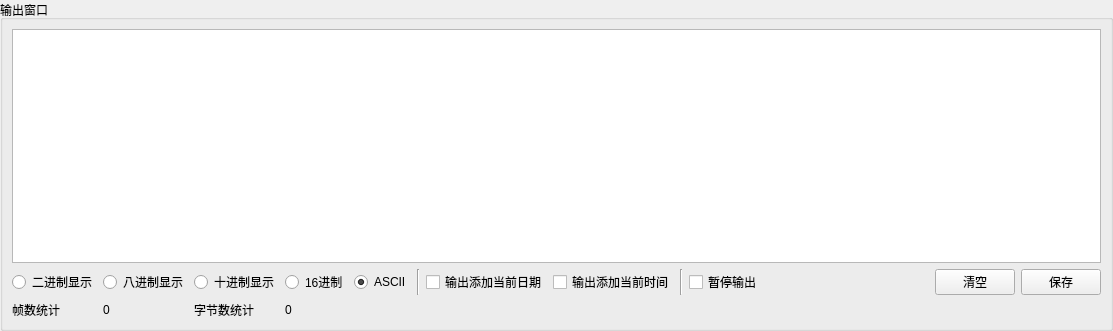
The window that src/ui/common/outputwindow.ui (x-tools-author/x-tools) describes before a commit, drawn with Qt 5.
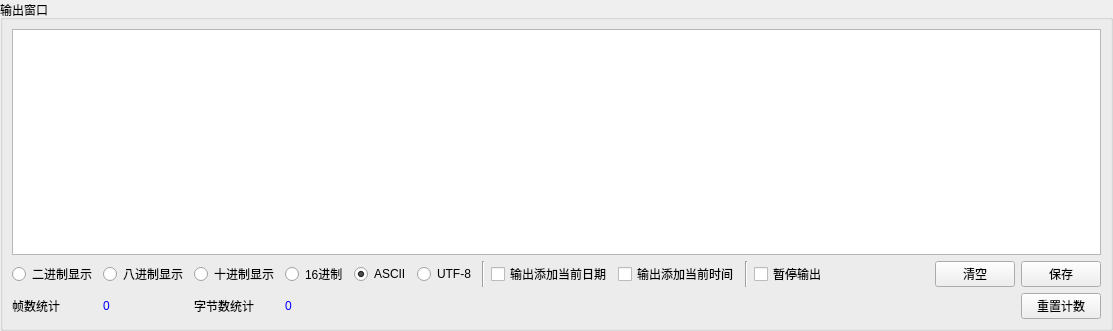
The same window after the commit.

```diff
--- a/src/ui/common/outputwindow.ui
+++ b/src/ui/common/outputwindow.ui
@@ -35,6 +35,17 @@
       <string>输出窗口</string>
      </property>
      <layout class="QGridLayout" name="gridLayout">
+      <item row="0" column="0" colspan="14">
+       <widget class="QTextBrowser" name="textBrowser">
+        <property name="html">
+         <string>&lt;!DOCTYPE HTML PUBLIC &quot;-//W3C//DTD HTML 4.0//EN&quot; &quot;http://www.w3.org/TR/REC-html40/strict.dtd&quot;&gt;
+&lt;html&gt;&lt;head&gt;&lt;meta name=&quot;qrichtext&quot; content=&quot;1&quot; /&gt;&lt;style type=&quot;text/css&quot;&gt;
+p, li { white-space: pre-wrap; }
+&lt;/style&gt;&lt;/head&gt;&lt;body style=&quot; font-family:'SimSun'; font-size:9pt; font-weight:400; font-style:normal;&quot;&gt;
+&lt;p style=&quot;-qt-paragraph-type:empty; margin-top:0px; margin-bottom:0px; margin-left:0px; margin-right:0px; -qt-block-indent:0; text-indent:0px;&quot;&gt;&lt;br /&gt;&lt;/p&gt;&lt;/body&gt;&lt;/html&gt;</string>
+        </property>
+       </widget>
+      </item>
       <item row="1" column="1">
        <widget class="QRadioButton" name="radioButton_oct">
         <property name="text">
@@ -42,6 +53,46 @@
         </property>
        </widget>
       </item>
+      <item row="1" column="8">
+       <widget class="QCheckBox" name="checkBox_time">
+        <property name="text">
+         <string>输出添加当前时间</string>
+        </property>
+       </widget>
+      </item>
+      <item row="1" column="3">
+       <widget class="QRadioButton" name="radioButton_hex">
+        <property name="text">
+         <string>16进制</string>
+        </property>
+       </widget>
+      </item>
+      <item row="2" column="3">
+       <widget class="QLabel" name="label_bytes">
+        <property name="styleSheet">
+         <string notr="true">QLabel{
+	color:blue;
+}</string>
+        </property>
+        <property name="text">
+         <string>0</string>
+        </property>
+       </widget>
+      </item>
+      <item row="1" column="10">
+       <widget class="QCheckBox" name="checkBox_pause">
+        <property name="text">
+         <string>暂停输出</string>
+        </property>
+       </widget>
+      </item>
+      <item row="1" column="9">
+       <widget class="Line" name="line_2">
+        <property name="orientation">
+         <enum>Qt::Vertical</enum>
+        </property>
+       </widget>
+      </item>
       <item row="1" column="4">
        <widget class="QRadioButton" name="radioButton_ascii">
         <property name="text">
@@ -52,10 +103,22 @@
         </property>
        </widget>
       </item>
-      <item row="1" column="6">
-       <widget class="QCheckBox" name="checkBox_date">
+      <item row="2" column="0">
+       <widget class="QLabel" name="label">
         <property name="text">
-         <string>输出添加当前日期</string>
+         <string>帧数统计</string>
+        </property>
+       </widget>
+      </item>
+      <item row="2" column="1">
+       <widget class="QLabel" name="label_frame">
+        <property name="styleSheet">
+         <string notr="true">QLabel{
+	color:blue;
+}</string>
+        </property>
+        <property name="text">
+         <string>0</string>
         </property>
        </widget>
       </item>
@@ -66,6 +129,34 @@
         </property>
        </widget>
       </item>
+      <item row="2" column="2">
+       <widget class="QLabel" name="label_3">
+        <property name="text">
+         <string>字节数统计</string>
+        </property>
+       </widget>
+      </item>
+      <item row="1" column="13">
+       <widget class="QPushButton" name="pushButton_save">
+        <property name="text">
+         <string>保存</string>
+        </property>
+       </widget>
+      </item>
+      <item row="1" column="7">
+       <widget class="QCheckBox" name="checkBox_date">
+        <property name="text">
+         <string>输出添加当前日期</string>
+        </property>
+       </widget>
+      </item>
+      <item row="1" column="12">
+       <widget class="QPushButton" name="pushButton">
+        <property name="text">
+         <string>清空</string>
+        </property>
+       </widget>
+      </item>
       <item row="1" column="0">
        <widget class="QRadioButton" name="radioButton_bin">
         <property name="text">
@@ -73,14 +164,14 @@
         </property>
        </widget>
       </item>
-      <item row="2" column="3">
-       <widget class="QLabel" name="label_bytes">
-        <property name="text">
-         <string>0</string>
+      <item row="1" column="6">
+       <widget class="Line" name="line">
+        <property name="orientation">
+         <enum>Qt::Vertical</enum>
         </property>
        </widget>
       </item>
-      <item row="1" column="10">
+      <item row="1" column="11">
        <spacer name="horizontalSpacer">
         <property name="orientation">
          <enum>Qt::Horizontal</enum>
@@ -93,84 +184,17 @@
         </property>
        </spacer>
       </item>
+      <item row="2" column="13">
+       <widget class="QPushButton" name="pushButton_resetCount">
+        <property name="text">
+         <string>重置计数</string>
+        </property>
+       </widget>
+      </item>
       <item row="1" column="5">
-       <widget class="Line" name="line">
-        <property name="orientation">
-         <enum>Qt::Vertical</enum>
-        </property>
-       </widget>
-      </item>
-      <item row="0" column="0" colspan="13">
-       <widget class="QTextBrowser" name="textBrowser">
-        <property name="html">
-         <string>&lt;!DOCTYPE HTML PUBLIC &quot;-//W3C//DTD HTML 4.0//EN&quot; &quot;http://www.w3.org/TR/REC-html40/strict.dtd&quot;&gt;
-&lt;html&gt;&lt;head&gt;&lt;meta name=&quot;qrichtext&quot; content=&quot;1&quot; /&gt;&lt;style type=&quot;text/css&quot;&gt;
-p, li { white-space: pre-wrap; }
-&lt;/style&gt;&lt;/head&gt;&lt;body style=&quot; font-family:'SimSun'; font-size:9pt; font-weight:400; font-style:normal;&quot;&gt;
-&lt;p style=&quot;-qt-paragraph-type:empty; margin-top:0px; margin-bottom:0px; margin-left:0px; margin-right:0px; -qt-block-indent:0; text-indent:0px;&quot;&gt;&lt;br /&gt;&lt;/p&gt;&lt;/body&gt;&lt;/html&gt;</string>
-        </property>
-       </widget>
-      </item>
-      <item row="2" column="2">
-       <widget class="QLabel" name="label_3">
+       <widget class="QRadioButton" name="radioButton_utf8">
         <property name="text">
-         <string>字节数统计</string>
-        </property>
-       </widget>
-      </item>
-      <item row="1" column="3">
-       <widget class="QRadioButton" name="radioButton_hex">
-        <property name="text">
-         <string>16进制</string>
-        </property>
-       </widget>
-      </item>
-      <item row="2" column="0">
-       <widget class="QLabel" name="label">
-        <property name="text">
-         <string>帧数统计</string>
-        </property>
-       </widget>
-      </item>
-      <item row="1" column="7">
-       <widget class="QCheckBox" name="checkBox_time">
-        <property name="text">
-         <string>输出添加当前时间</string>
-        </property>
-       </widget>
-      </item>
-      <item row="1" column="12">
-       <widget class="QPushButton" name="pushButton_save">
-        <property name="text">
-         <string>保存</string>
-        </property>
-       </widget>
-      </item>
-      <item row="2" column="1">
-       <widget class="QLabel" name="label_frame">
-        <property name="text">
-         <string>0</string>
-        </property>
-       </widget>
-      </item>
-      <item row="1" column="9">
-       <widget class="QCheckBox" name="checkBox_pause">
-        <property name="text">
-         <string>暂停输出</string>
-        </property>
-       </widget>
-      </item>
-      <item row="1" column="11">
-       <widget class="QPushButton" name="pushButton">
-        <property name="text">
-         <string>清空</string>
-        </property>
-       </widget>
-      </item>
-      <item row="1" column="8">
-       <widget class="Line" name="line_2">
-        <property name="orientation">
-         <enum>Qt::Vertical</enum>
+         <string>UTF-8</string>
         </property>
        </widget>
       </item>
```
